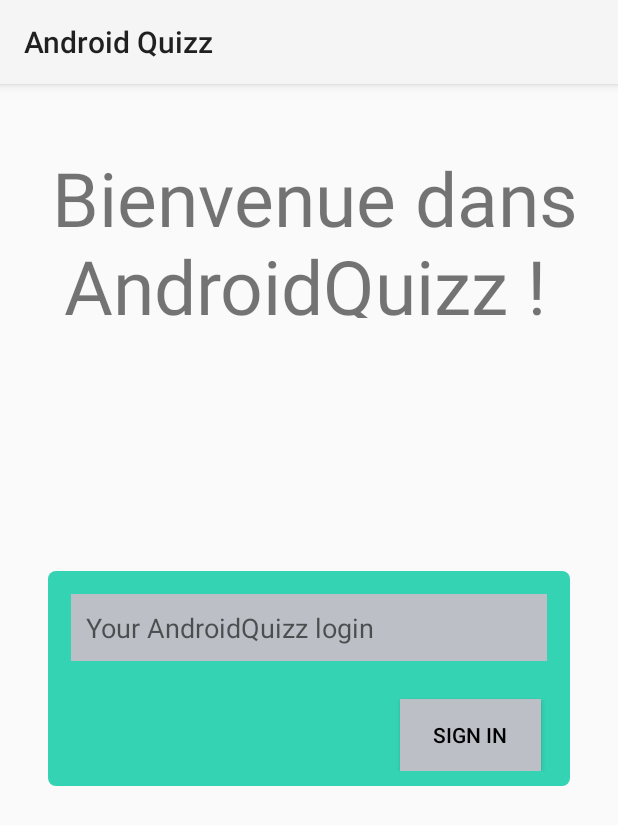
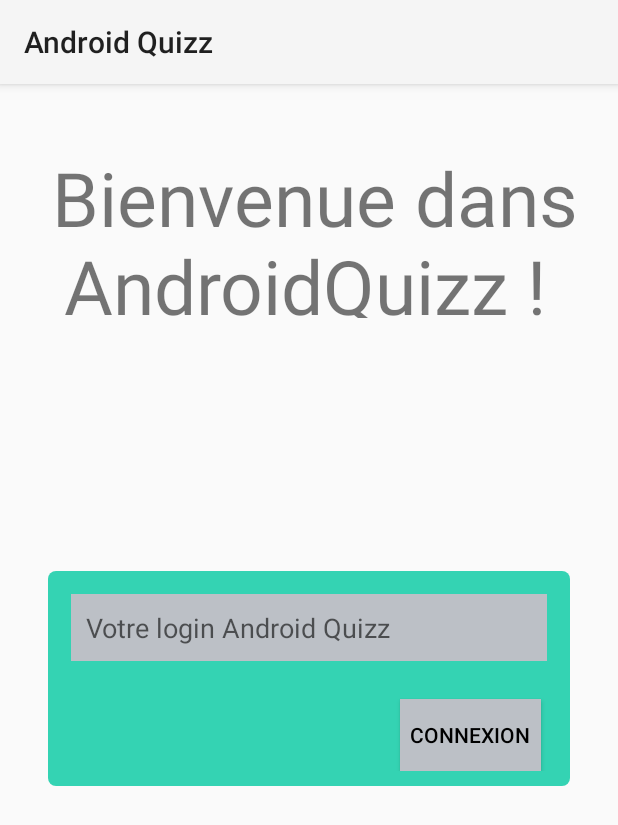
Before and after one commit to Chewbaku/Android, an Android app: the screen it shows after launch (MainActivity), on a phone screen of 412 x 824 dp. Shown: the top 825 px of the screen. Run offline under Robolectric (Android 15) with nearby library versions, the phone set to English and light mode, and no system bars; our stand-ins replace Room's generated code.

Commit message:
Update activity_main.xml

```diff
--- a/AndroidQuizz/app/src/main/res/layout/activity_main.xml
+++ b/AndroidQuizz/app/src/main/res/layout/activity_main.xml
@@ -50,7 +50,7 @@
             android:ems="10"
             android:layout_margin="5dp"
             android:textColor="#000000"
-            android:hint="Your AndroidQuizz login"
+            android:hint="Votre login Android Quizz"
             android:inputType="text"
             android:padding="10dp" />
 
@@ -64,7 +64,7 @@
             android:layout_marginEnd="9dp"
             android:background="#bcc0c6"
             android:hint="Your password"
-            android:text="Sign in"
+            android:text="Connexion"
             android:textColor="#000000" />
 
     </RelativeLayout>
```
